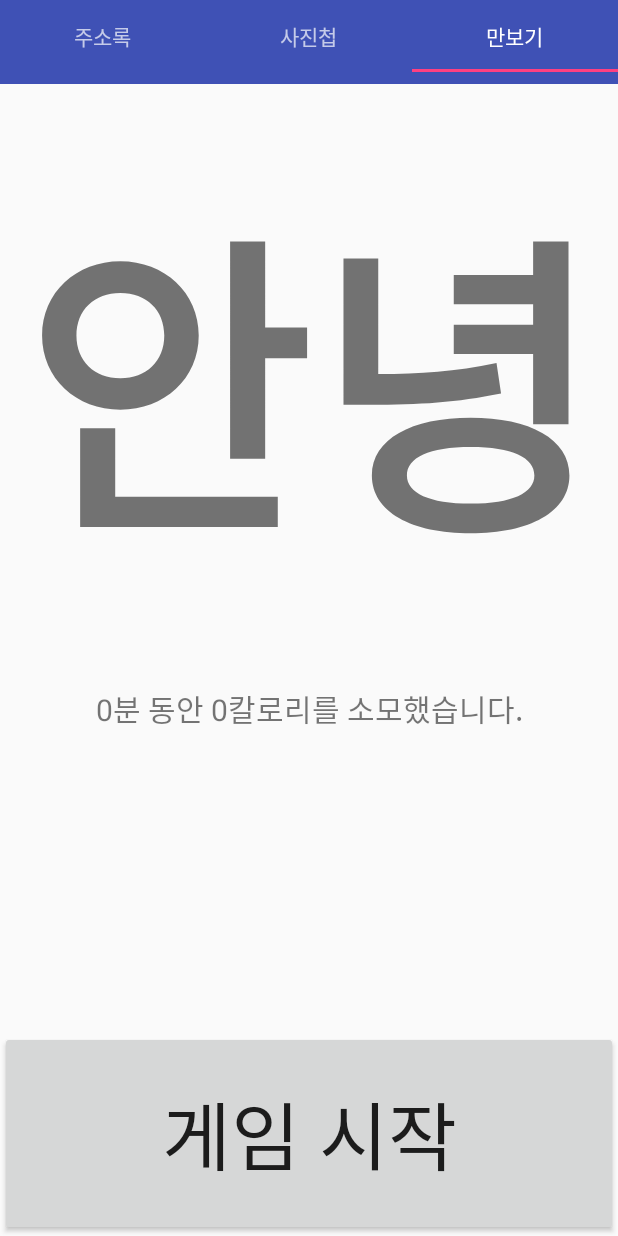
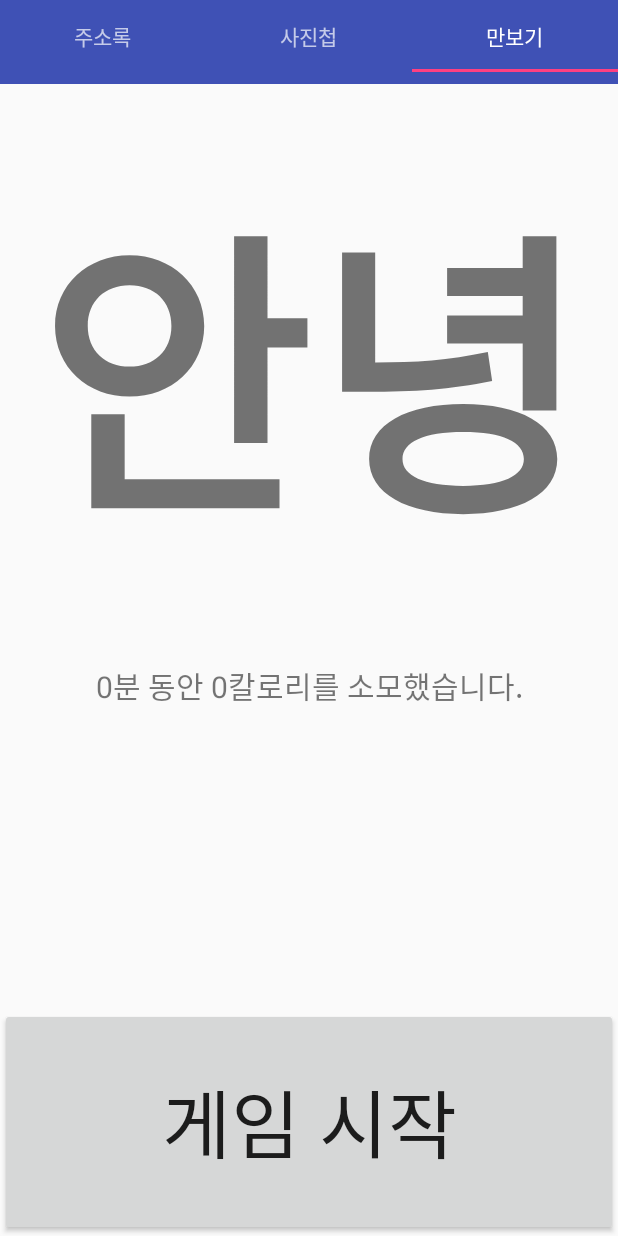
Before and after one commit to inhibitor1217/CS496_001, an Android app: the screen it shows after launch (TabActivity), tab 3 chosen, on a phone screen of 412 x 824 dp. Run offline under Robolectric (Android 15) with nearby library versions, the phone set to English and light mode, and no system bars; 1 statement that could not run was skipped.

Commit message:
Build Tab3

```diff
--- a/app/src/main/res/layout/tab_fragment_3.xml
+++ b/app/src/main/res/layout/tab_fragment_3.xml
@@ -4,8 +4,7 @@
     xmlns:app="http://schemas.android.com/apk/res-auto"
     xmlns:tools="http://schemas.android.com/tools"
     android:layout_width="match_parent"
-    android:layout_height="match_parent"
-    tools:context="com.example.user.pace_counters.MainActivity">
+    android:layout_height="match_parent">
 
     <TextView
         android:id="@+id/count"
@@ -14,7 +13,7 @@
         android:gravity="center_horizontal"
         android:layout_gravity="top"
         android:paddingTop="40dp"
-        android:textSize="210sp"
+        android:textSize="200sp"
         android:textStyle="bold"
         app:layout_constraintBottom_toBottomOf="parent"
         app:layout_constraintLeft_toLeftOf="parent"
```
